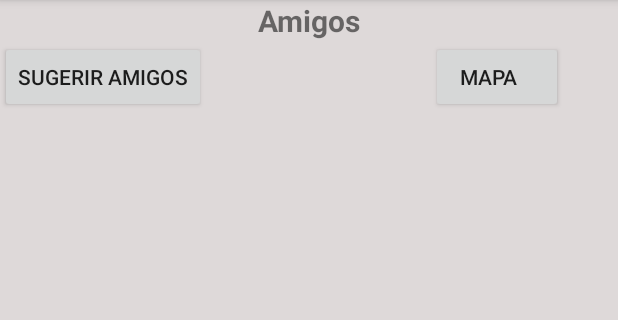
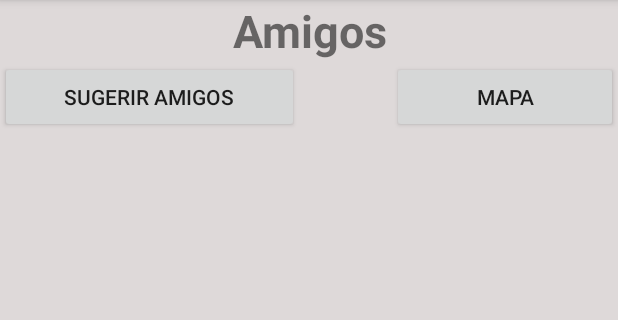
Before and after one commit to Alexs091/AppEsports, an Android app: the fragment AmigosFragment shown on its own in the app's theme, on a phone screen of 412 x 824 dp, the part 84-404 px from its top. Run offline under Robolectric (Android 15) with nearby library versions, the phone set to English and light mode, and no system bars; pictures from the network do not load; 1 statement that could not run was skipped.

Commit message:
Perfil cambiado, diseño comenzado, conexion entre amigos y perfil hecha

```diff
--- a/AppEsportsV3.7/app/src/main/java/com/dam/g_leo/appesportsv22/MainActivity.java
+++ b/AppEsportsV3.7/app/src/main/java/com/dam/g_leo/appesportsv22/MainActivity.java
@@ -51,7 +51,7 @@ public class MainActivity extends AppCompatActivity
     SQLiteDatabase sqLiteDatabase;
     SimpleDateFormat formatter = new SimpleDateFormat("yyyy/MM/dd");
     public int miUsuarioID;
-    String miUsuarioNick;
+    String miUsuarioNick, otroJugadorNick;
 
 
     @Override
@@ -172,6 +172,7 @@ public class MainActivity extends AppCompatActivity
     }
 
     public void abrirFragmentPerfil() {
+        otroJugadorNick = miUsuarioNick;
         //Paso 1: Obtener la instancia del administrador de fragmentos
         FragmentManager fragmentManager = getFragmentManager();
 
--- a/AppEsportsV3.7/app/src/main/res/layout/fragment_amigos.xml
+++ b/AppEsportsV3.7/app/src/main/res/layout/fragment_amigos.xml
@@ -14,9 +14,7 @@
             android:layout_height="match_parent"
             android:text="@string/amigos"
             android:textStyle="bold"
-            android:textSize="20dp"
-            android:paddingLeft="0dp"
-            android:paddingRight="0dp"
+            android:textSize="30dp"
             android:gravity="center_horizontal" />
 
     </LinearLayout>
@@ -30,15 +28,21 @@
             android:layout_width="wrap_content"
             android:layout_height="wrap_content"
             android:text="Sugerir amigos"
-            android:id="@+id/bttn_sugerir" />
+            android:id="@+id/bttn_sugerir"
+            android:layout_weight="1" />
+
+        <LinearLayout
+            android:orientation="horizontal"
+            android:layout_width="wrap_content"
+            android:layout_height="wrap_content"
+            android:layout_weight="1"></LinearLayout>
 
         <Button
             android:layout_width="wrap_content"
             android:layout_height="wrap_content"
             android:text="Mapa"
             android:id="@+id/botonmapa"
-            android:paddingLeft="0dp"
-            android:layout_marginLeft="150dp" />
+            android:layout_weight="1" />
     </LinearLayout>
 
     <ListView
--- a/AppEsportsV3.7/app/src/main/res/layout/fragment_main.xml
+++ b/AppEsportsV3.7/app/src/main/res/layout/fragment_main.xml
@@ -32,7 +32,7 @@
         android:layout_width="wrap_content"
         android:layout_height="wrap_content"
         android:textAppearance="?android:attr/textAppearanceLarge"
-        android:text="Torneos Actuales"
+        android:text="Mis Torneos"
         android:id="@+id/textView3"
         android:layout_gravity="center_horizontal"
         android:textStyle="bold"
--- a/AppEsportsV3.7/app/src/main/res/layout/fragment_sugerir_amigos.xml
+++ b/AppEsportsV3.7/app/src/main/res/layout/fragment_sugerir_amigos.xml
@@ -14,7 +14,7 @@
             android:text="@string/amigos"
             android:gravity="center"
             android:textStyle="bold"
-            android:textSize="20dp" />
+            android:textSize="30dp"/>
     </LinearLayout>
 
     <Button
--- a/AppEsportsV3.7/app/src/main/res/layout/fragment_torneos.xml
+++ b/AppEsportsV3.7/app/src/main/res/layout/fragment_torneos.xml
@@ -14,8 +14,8 @@
             android:layout_height="match_parent"
             android:text="@string/torneosactuales"
             android:gravity="center"
-            android:textSize="20dp"
-            android:textStyle="bold" />
+            android:textStyle="bold"
+            android:textSize="30dp"/>
     </LinearLayout>
 
     <ListView
```
Also changed, not shown: AppEsportsV3.7/app/src/main/java/com/dam/g_leo/appesportsv22/AmigosFragment.java (+16 -0 lines), AppEsportsV3.7/app/src/main/java/com/dam/g_leo/appesportsv22/PerfilFragment.java (+4 -3 lines), AppEsportsV3.7/app/src/main/res/layout/fragment_perfil.xml (+15 -7 lines).
